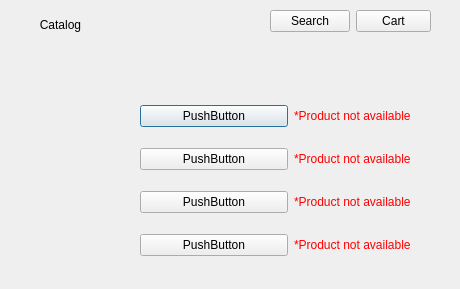
Qt form products.ui (aishakandeell/cs2labproject) before a commit.
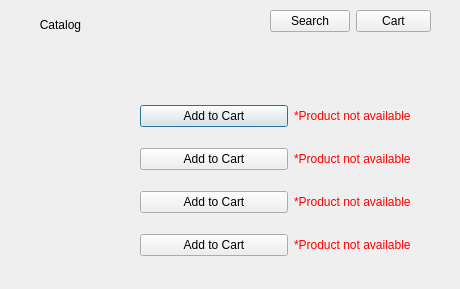
The same form after that commit.

The edit to the form file:
```diff
--- a/products.ui
+++ b/products.ui
@@ -26,7 +26,7 @@
     <string>&lt;html&gt;&lt;head/&gt;&lt;body&gt;&lt;p align=&quot;center&quot;&gt;Catalog&lt;/p&gt;&lt;/body&gt;&lt;/html&gt;</string>
    </property>
   </widget>
-  <widget class="QWidget" name="">
+  <widget class="QWidget" name="layoutWidget">
    <property name="geometry">
     <rect>
      <x>140</x>
@@ -39,7 +39,7 @@
     <item row="0" column="0">
      <widget class="QPushButton" name="product1">
       <property name="text">
-       <string>PushButton</string>
+       <string>Add to Cart</string>
       </property>
      </widget>
     </item>
@@ -53,7 +53,7 @@
     <item row="1" column="0">
      <widget class="QPushButton" name="product2">
       <property name="text">
-       <string>PushButton</string>
+       <string>Add to Cart</string>
       </property>
      </widget>
     </item>
@@ -67,7 +67,7 @@
     <item row="2" column="0">
      <widget class="QPushButton" name="product3">
       <property name="text">
-       <string>PushButton</string>
+       <string>Add to Cart</string>
       </property>
      </widget>
     </item>
@@ -81,7 +81,7 @@
     <item row="3" column="0">
      <widget class="QPushButton" name="product4">
       <property name="text">
-       <string>PushButton</string>
+       <string>Add to Cart</string>
       </property>
      </widget>
     </item>
@@ -94,7 +94,7 @@
     </item>
    </layout>
   </widget>
-  <widget class="QWidget" name="">
+  <widget class="QWidget" name="layoutWidget">
    <property name="geometry">
     <rect>
      <x>270</x>
```
